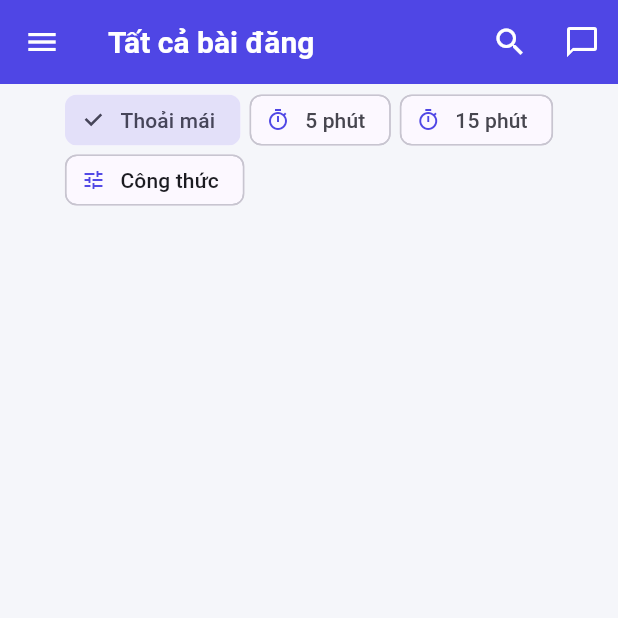
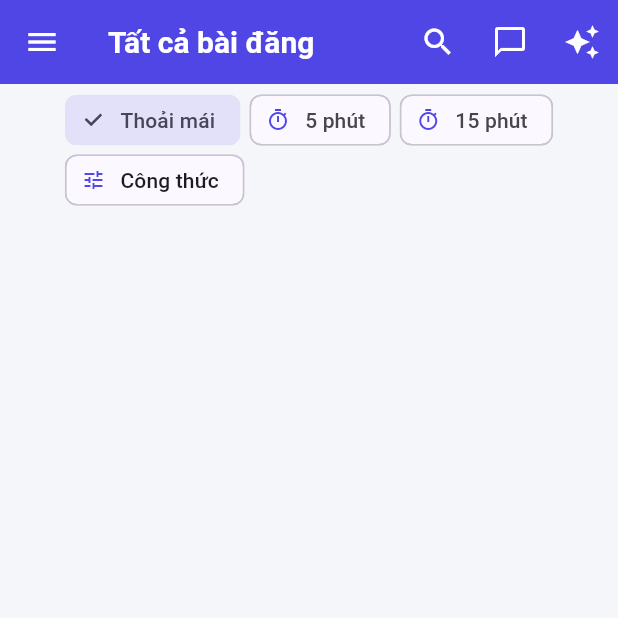
Before and after one commit to Thang-1612/weave-app, a Flutter app: the screen it shows once a user with an empty profile is signed in, in the side drawer, after a tap on the "chat bubble outline" icon, on a phone screen of 412 x 824 dp, the top half of it. Run offline on Flutter 3.47's test engine with Material 3 defaults, Android fonts, the phone set to English and light mode, and no system bars; our stand-ins replace cloud_firestore, firebase_ai, firebase_auth, firebase_core, image_picker, shared_preferences; missing offline and left inert: firebase_app_check; accounts and stored records are empty.

Commit message:
Mô tả ngắn gọn những gì bạn vừa làm

```diff
--- a/lib/screens/home_screen.dart
+++ b/lib/screens/home_screen.dart
@@ -206,6 +206,13 @@ class _HomeScreenState extends State<HomeScreen> {
             icon: ChatUnreadBadge(child: const Icon(Icons.chat_bubble_outline)),
             onPressed: () => Navigator.of(context).push(
               MaterialPageRoute(builder: (_) => const ChatListScreen()),
+            ),
+          ),
+          IconButton(
+            tooltip: 'Weave Storymaker',
+            icon: const Icon(Icons.auto_awesome),
+            onPressed: () => Navigator.of(context).push(
+              MaterialPageRoute(builder: (_) => const StoryListScreen()),
             ),
           ),
         ],
```
